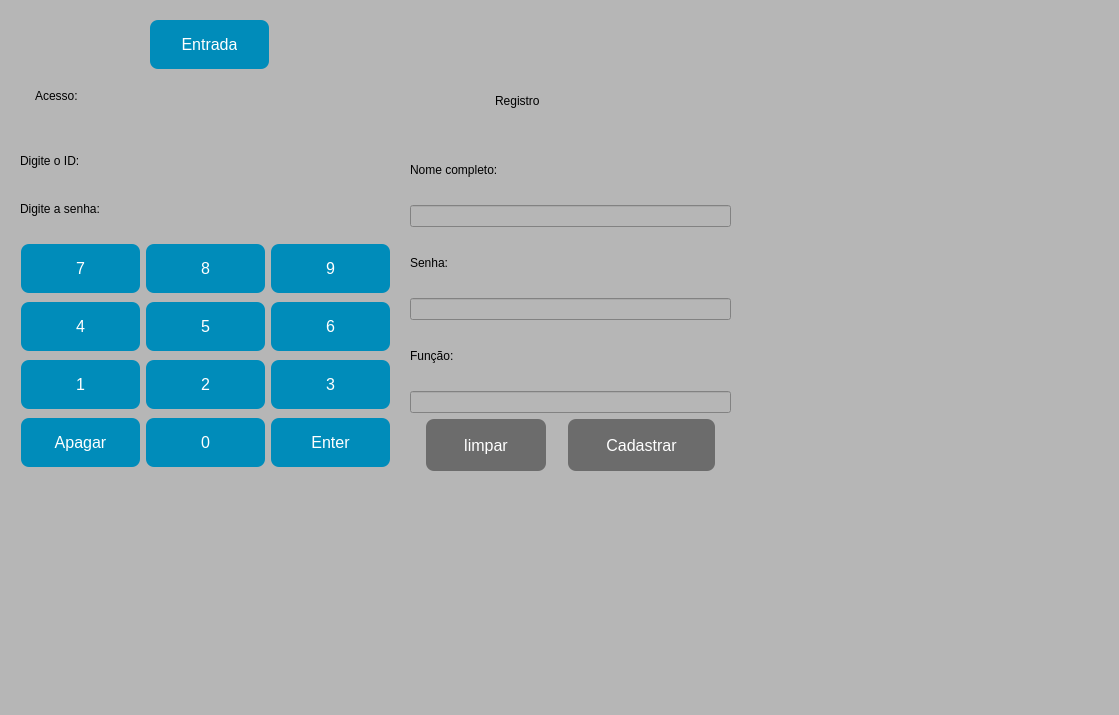
Before: the Qt Designer form T3/untitled.ui in HCAlles/Embarcados-T3-2, drawn with Qt 5.
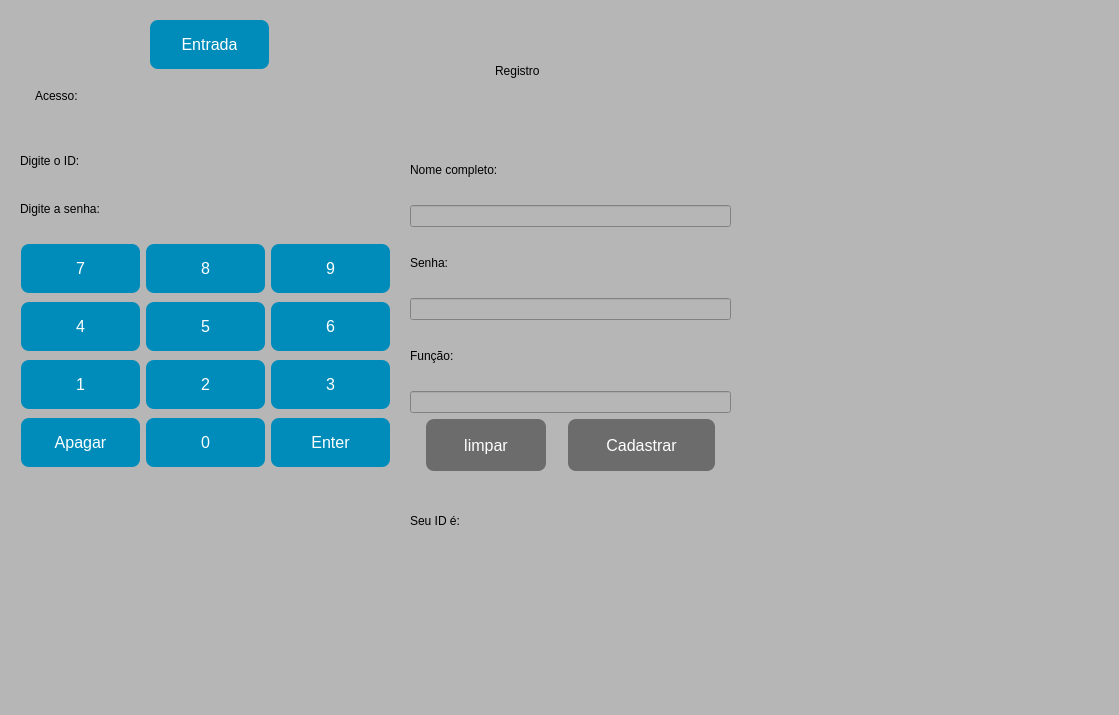
After: the same form once the commit is applied.

What changed in the file:
```diff
--- a/T3/untitled.ui
+++ b/T3/untitled.ui
@@ -270,8 +270,8 @@
    <property name="geometry">
     <rect>
      <x>460</x>
-     <y>60</y>
-     <width>211</width>
+     <y>30</y>
+     <width>221</width>
      <height>81</height>
     </rect>
    </property>
@@ -400,17 +400,6 @@
     </rect>
    </property>
    <layout class="QVBoxLayout" name="verticalLayout_2">
-    <item>
-     <widget class="QLabel" name="label_digite_a_senha">
-      <property name="styleSheet">
-       <string notr="true">font: 63 11pt &quot;Yu Gothic UI Semibold&quot;;
-</string>
-      </property>
-      <property name="text">
-       <string>Digite o ID:</string>
-      </property>
-     </widget>
-    </item>
     <item>
      <widget class="QLabel" name="label_digite_o_ID">
       <property name="styleSheet">
@@ -418,6 +407,17 @@
 </string>
       </property>
       <property name="text">
+       <string>Digite o ID:</string>
+      </property>
+     </widget>
+    </item>
+    <item>
+     <widget class="QLabel" name="label_digite_a_senha">
+      <property name="styleSheet">
+       <string notr="true">font: 63 11pt &quot;Yu Gothic UI Semibold&quot;;
+</string>
+      </property>
+      <property name="text">
        <string>Digite a senha:</string>
       </property>
      </widget>
@@ -429,7 +429,7 @@
     <rect>
      <x>0</x>
      <y>60</y>
-     <width>211</width>
+     <width>391</width>
      <height>71</height>
     </rect>
    </property>
@@ -471,6 +471,22 @@
     <string>Entrada</string>
    </property>
   </widget>
+  <widget class="QLabel" name="label_ID">
+   <property name="geometry">
+    <rect>
+     <x>410</x>
+     <y>480</y>
+     <width>321</width>
+     <height>81</height>
+    </rect>
+   </property>
+   <property name="styleSheet">
+    <string notr="true">font: 16pt &quot;Yu Gothic UI Semibold&quot;;</string>
+   </property>
+   <property name="text">
+    <string>Seu ID é:</string>
+   </property>
+  </widget>
  </widget>
  <resources/>
  <connections/>
```
Left out of the diff: 2 changed lines with no effect on the pictures.
